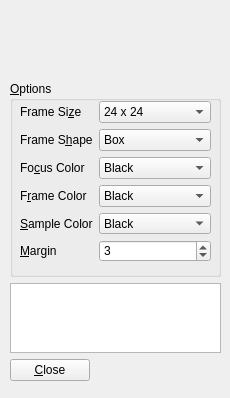
Qt form src/Ui/colorframe.ui (sergeyfarin/kyui) before a commit.
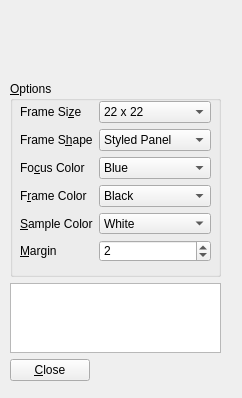
The same form after that commit.

Commit message: Created an alternate approach to ColorFrame and accompanying test file.

```diff
--- a/src/Ui/colorframe.ui
+++ b/src/Ui/colorframe.ui
@@ -6,7 +6,7 @@
    <rect>
     <x>0</x>
     <y>0</y>
-    <width>230</width>
+    <width>242</width>
     <height>398</height>
    </rect>
   </property>
@@ -37,7 +37,7 @@
       <property name="title">
        <string>&amp;Options</string>
       </property>
-      <widget class="QWidget" name="">
+      <widget class="QWidget" name="layoutWidget">
        <property name="geometry">
         <rect>
          <x>10</x>
@@ -60,7 +60,7 @@
         <item row="0" column="1">
          <widget class="QComboBox" name="sizeBox">
           <property name="currentIndex">
-           <number>4</number>
+           <number>3</number>
           </property>
           <item>
            <property name="text">
@@ -107,7 +107,7 @@
         <item row="1" column="1">
          <widget class="QComboBox" name="shapeBox">
           <property name="currentIndex">
-           <number>1</number>
+           <number>3</number>
           </property>
           <item>
            <property name="text">
@@ -148,11 +148,19 @@
         </item>
         <item row="2" column="1">
          <widget class="QComboBox" name="gridBox">
+          <property name="currentIndex">
+           <number>1</number>
+          </property>
           <item>
            <property name="text">
             <string>Black</string>
            </property>
           </item>
+          <item>
+           <property name="text">
+            <string>Blue</string>
+           </property>
+          </item>
           <item>
            <property name="text">
             <string>Gold</string>
@@ -226,6 +234,9 @@
         </item>
         <item row="4" column="1">
          <widget class="QComboBox" name="gridBox_3">
+          <property name="currentIndex">
+           <number>4</number>
+          </property>
           <item>
            <property name="text">
             <string>Black</string>
@@ -266,13 +277,13 @@
         <item row="5" column="1">
          <widget class="QSpinBox" name="spacingHBox">
           <property name="minimum">
-           <number>-6</number>
+           <number>0</number>
           </property>
           <property name="maximum">
            <number>6</number>
           </property>
           <property name="value">
-           <number>3</number>
+           <number>2</number>
           </property>
          </widget>
         </item>
```
Left out of the diff: 10 changed lines with no effect on the pictures. The commit also changes 2 other files.
